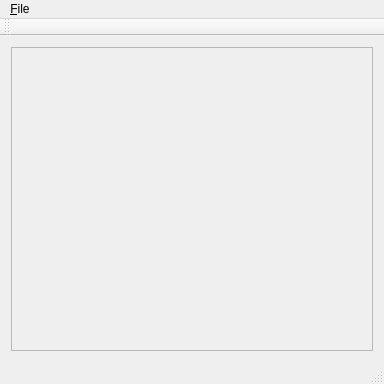
This is ImageViewer/imageviewer.ui in YsChiao/Examples-of-Qt5-studies as Qt 5 draws it before an edit. The edited form follows.
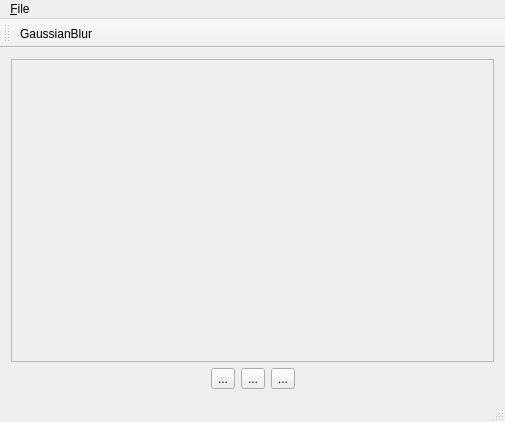
This is the edited form.

Diff of the .ui file:
```diff
--- a/ImageViewer/imageviewer.ui
+++ b/ImageViewer/imageviewer.ui
@@ -6,14 +6,16 @@
    <rect>
     <x>0</x>
     <y>0</y>
-    <width>384</width>
-    <height>384</height>
+    <width>505</width>
+    <height>422</height>
    </rect>
   </property>
   <property name="windowTitle">
    <string>ImageViewer</string>
   </property>
   <widget class="QWidget" name="centralWidget">
+   <layout class="QVBoxLayout" name="verticalLayout_2">
+    <item>
    <layout class="QVBoxLayout" name="verticalLayout">
     <item>
      <widget class="QScrollArea" name="scrollArea">
@@ -28,21 +30,93 @@
         <rect>
          <x>0</x>
          <y>0</y>
-         <width>364</width>
+           <width>483</width>
+           <height>309</height>
+          </rect>
+         </property>
+         <widget class="QLabel" name="ImageLabel">
+          <property name="geometry">
+           <rect>
+            <x>0</x>
+            <y>0</y>
+            <width>481</width>
          <height>311</height>
         </rect>
        </property>
+          <property name="layoutDirection">
+           <enum>Qt::LeftToRight</enum>
+          </property>
+          <property name="text">
+           <string/>
+          </property>
+          <property name="textFormat">
+           <enum>Qt::AutoText</enum>
+          </property>
+          <property name="scaledContents">
+           <bool>false</bool>
+          </property>
+         </widget>
+        </widget>
+       </widget>
+      </item>
+      <item>
        <layout class="QHBoxLayout" name="horizontalLayout">
         <item>
-         <widget class="QLabel" name="ImageLabel">
+         <spacer name="horizontalSpacer_2">
+          <property name="orientation">
+           <enum>Qt::Horizontal</enum>
+          </property>
+          <property name="sizeHint" stdset="0">
+           <size>
+            <width>40</width>
+            <height>17</height>
+           </size>
+          </property>
+         </spacer>
+        </item>
+        <item>
+         <widget class="QToolButton" name="previousButton">
           <property name="text">
-           <string>&lt;html&gt;&lt;head/&gt;&lt;body&gt;&lt;p&gt;&lt;br/&gt;&lt;/p&gt;&lt;/body&gt;&lt;/html&gt;</string>
+           <string>...</string>
           </property>
+          <property name="iconSize">
+           <size>
+            <width>16</width>
+            <height>16</height>
+           </size>
+          </property>
          </widget>
         </item>
-       </layout>
-      </widget>
-     </widget>
+        <item>
+         <widget class="QToolButton" name="enterButton">
+          <property name="text">
+           <string>...</string>
+          </property>
+         </widget>
+        </item>
+        <item>
+         <widget class="QToolButton" name="nextButton">
+          <property name="text">
+           <string>...</string>
+          </property>
+         </widget>
+        </item>
+        <item>
+         <spacer name="horizontalSpacer">
+          <property name="orientation">
+           <enum>Qt::Horizontal</enum>
+          </property>
+          <property name="sizeHint" stdset="0">
+           <size>
+            <width>40</width>
+            <height>17</height>
+           </size>
+          </property>
+         </spacer>
+        </item>
+       </layout>
+      </item>
+     </layout>
     </item>
    </layout>
   </widget>
@@ -51,7 +125,7 @@
     <rect>
      <x>0</x>
      <y>0</y>
-     <width>384</width>
+     <width>505</width>
      <height>21</height>
     </rect>
    </property>
@@ -83,6 +157,7 @@
    <attribute name="toolBarBreak">
     <bool>false</bool>
    </attribute>
+   <addaction name="GaussianBlurAct"/>
   </widget>
   <widget class="QStatusBar" name="statusBar"/>
   <action name="openAct">
@@ -104,6 +179,11 @@
     <string>Ctrl+Q</string>
    </property>
   </action>
+  <action name="GaussianBlurAct">
+   <property name="text">
+    <string>GaussianBlur</string>
+   </property>
+  </action>
  </widget>
  <layoutdefault spacing="6" margin="11"/>
  <resources/>
```
Lines whose indentation alone changed are shown as unchanged.
